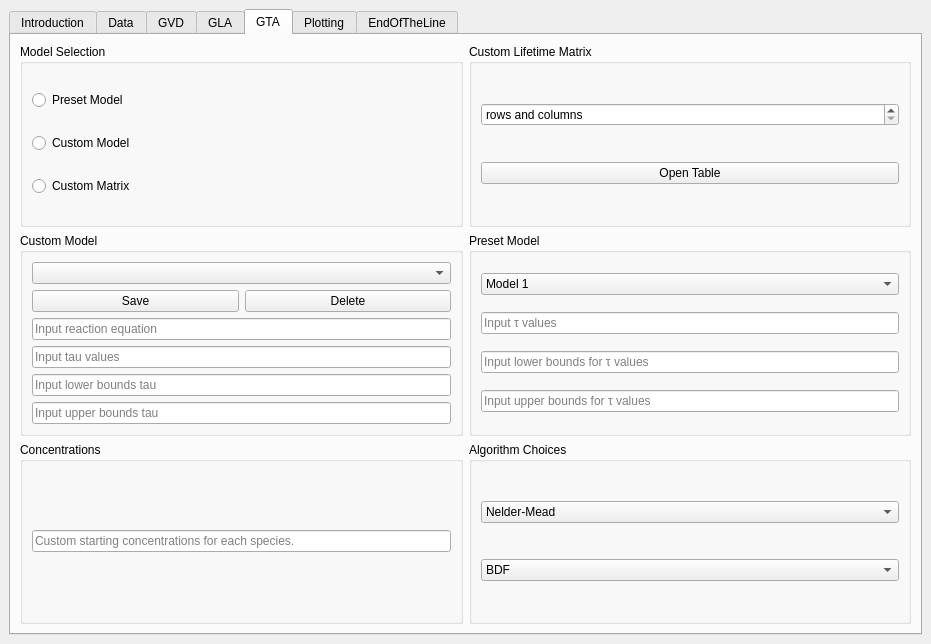
Qt form gui.ui (4-DMAPandSadness/EfsTA) before a commit.
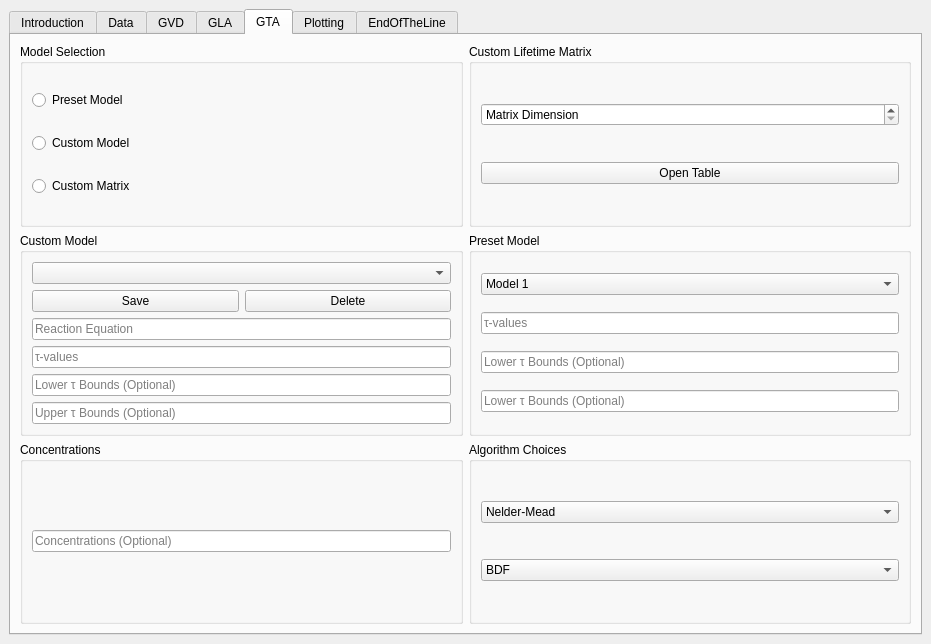
The same form after that commit. The open tabs and pages were chosen to show the change. Icons and pictures are not drawn.

Commit message: Removed support for generic equilibrium reaction. Renamed variables in the code for better readability. Changed descriptions und tooltips in the UI.

What changed in the file:
```diff
--- a/gui.ui
+++ b/gui.ui
@@ -377,7 +377,7 @@
               <string>Input the number of rows and columns of the custom square matrix.</string>
              </property>
              <property name="specialValueText">
-              <string>rows and columns</string>
+              <string>Matrix Dimension</string>
              </property>
              <property name="minimum">
               <number>0</number>
@@ -425,7 +425,7 @@
               <string>&lt;html&gt;&lt;head/&gt;&lt;body&gt;&lt;p&gt;Optional!&lt;/p&gt;&lt;p&gt;To restrict the optimization algorithm, you can input bounds which the lifetimes cannot break.&lt;/p&gt;&lt;p&gt;For the lifetime input of &amp;quot;k1,k2,k3,k4&amp;quot;, if k4 should never be lower then 8000, the input would look like this.&lt;/p&gt;&lt;p&gt;,,,8000&lt;/p&gt;&lt;/body&gt;&lt;/html&gt;</string>
              </property>
              <property name="placeholderText">
-              <string>Input lower bounds tau</string>
+              <string>Lower τ Bounds (Optional)</string>
              </property>
             </widget>
            </item>
@@ -435,7 +435,7 @@
               <string>&lt;html&gt;&lt;head/&gt;&lt;body&gt;&lt;p&gt;Input the guessed lifetimes for the kinetic model.&lt;/p&gt;&lt;p&gt;Lifetimes need to be input in the same order as the reaction arrows are in the equation.&lt;/p&gt;&lt;p&gt;&lt;br/&gt;&lt;/p&gt;&lt;p&gt;Example:&lt;/p&gt;&lt;p&gt;For this equation&lt;/p&gt;&lt;p&gt;&lt;img src=&quot;:/User/pictures/user reaction example.png&quot;/&gt;&lt;/p&gt;&lt;p&gt;with the input&lt;/p&gt;&lt;p&gt;&lt;br/&gt;&lt;/p&gt;&lt;p&gt;&amp;quot;A-&amp;gt;B-&amp;gt;C;B-&amp;gt;A;A-&amp;gt;C&amp;quot;,&lt;/p&gt;&lt;p&gt;&lt;br/&gt;&lt;/p&gt;&lt;p&gt;the lifetime input would look like:&lt;/p&gt;&lt;p&gt;&lt;br/&gt;&lt;/p&gt;&lt;p&gt;k1,k2,k3,k4&lt;/p&gt;&lt;/body&gt;&lt;/html&gt;</string>
              </property>
              <property name="placeholderText">
-              <string>Input tau values</string>
+              <string>τ-values</string>
              </property>
             </widget>
            </item>
@@ -445,7 +445,7 @@
               <string>&lt;html&gt;&lt;head/&gt;&lt;body&gt;&lt;p&gt;Optional!&lt;/p&gt;&lt;p&gt;To restrict the optimization algorithm, you can input bounds which the lifetimes cannot break.&lt;/p&gt;&lt;p&gt;For the lifetime input of &amp;quot;k1,k2,k3,k4&amp;quot;, if k4 should never be higher then 10000, the input would look like this.&lt;/p&gt;&lt;p&gt;,,,10000&lt;/p&gt;&lt;/body&gt;&lt;/html&gt;</string>
              </property>
              <property name="placeholderText">
-              <string>Input upper bounds tau</string>
+              <string>Upper τ Bounds (Optional)</string>
              </property>
             </widget>
            </item>
@@ -455,7 +455,7 @@
               <string>&lt;html&gt;&lt;head/&gt;&lt;body&gt;&lt;p&gt;Input the reaction equation for the kinetic model.&lt;/p&gt;&lt;p&gt;Input has to be in the following form:&lt;/p&gt;&lt;p&gt;For species use letters from A to Z.&lt;/p&gt;&lt;p&gt;For arrows use &amp;quot;-&amp;gt;&amp;quot;.&lt;/p&gt;&lt;p&gt;If the reaction splits or goes backwards, write it after the linear reaction separated by &amp;quot;;&amp;quot;.&lt;/p&gt;&lt;p&gt;&lt;br/&gt;&lt;/p&gt;&lt;p&gt;Example:&lt;/p&gt;&lt;p&gt;&lt;img src=&quot;:/User/pictures/user reaction example.png&quot;/&gt;&lt;/p&gt;&lt;p&gt;&lt;br/&gt;&lt;/p&gt;&lt;p&gt;The input for this reaction would be:&lt;/p&gt;&lt;p&gt;&lt;br/&gt;&lt;/p&gt;&lt;p&gt;A-&amp;gt;B-&amp;gt;C;B-&amp;gt;A;A-&amp;gt;C&lt;/p&gt;&lt;/body&gt;&lt;/html&gt;</string>
              </property>
              <property name="placeholderText">
-              <string>Input reaction equation</string>
+              <string>Reaction Equation</string>
              </property>
             </widget>
            </item>
@@ -502,7 +502,7 @@
 &lt;p style=&quot; margin-top:0px; margin-bottom:0px; margin-left:0px; margin-right:0px; -qt-block-indent:0; text-indent:0px;&quot;&gt;Two forwards reactions: τ&lt;span style=&quot; vertical-align:sub;&quot;&gt;1&lt;/span&gt;, τ&lt;span style=&quot; vertical-align:sub;&quot;&gt;2&lt;/span&gt;	Input: τ&lt;span style=&quot; vertical-align:sub;&quot;&gt;1_upper_bound&lt;/span&gt;, τ&lt;span style=&quot; vertical-align:sub;&quot;&gt;2_upper_bound&lt;/span&gt;&lt;/p&gt;&lt;/body&gt;&lt;/html&gt;</string>
              </property>
              <property name="placeholderText">
-              <string>Input upper bounds for τ values</string>
+              <string>Lower τ Bounds (Optional)</string>
              </property>
             </widget>
            </item>
@@ -520,7 +520,7 @@
 &lt;p style=&quot; margin-top:0px; margin-bottom:0px; margin-left:0px; margin-right:0px; -qt-block-indent:0; text-indent:0px;&quot;&gt;Two forwards reactions: τ&lt;span style=&quot; vertical-align:sub;&quot;&gt;1&lt;/span&gt;, τ&lt;span style=&quot; vertical-align:sub;&quot;&gt;2&lt;/span&gt;	Input: τ&lt;span style=&quot; vertical-align:sub;&quot;&gt;1_lower_bound&lt;/span&gt;, τ&lt;span style=&quot; vertical-align:sub;&quot;&gt;2_lower_bound&lt;/span&gt;&lt;/p&gt;&lt;/body&gt;&lt;/html&gt;</string>
              </property>
              <property name="placeholderText">
-              <string>Input lower bounds for τ values</string>
+              <string>Lower τ Bounds (Optional)</string>
              </property>
             </widget>
            </item>
@@ -538,7 +538,7 @@
 &lt;p style=&quot; margin-top:12px; margin-bottom:12px; margin-left:0px; margin-right:0px; -qt-block-indent:0; text-indent:0px;&quot;&gt;A -&amp;gt; B -&amp;gt; C 		Input: τ&lt;span style=&quot; vertical-align:sub;&quot;&gt;1&lt;/span&gt;,τ&lt;span style=&quot; vertical-align:sub;&quot;&gt;2&lt;/span&gt;&lt;/p&gt;&lt;/body&gt;&lt;/html&gt;</string>
              </property>
              <property name="placeholderText">
-              <string>Input τ values</string>
+              <string>τ-values</string>
              </property>
             </widget>
            </item>
@@ -604,7 +604,7 @@
               <string>&lt;html&gt;&lt;head/&gt;&lt;body&gt;&lt;p&gt;Set the initial concentration for each species manually. (optional)&lt;/p&gt;&lt;p&gt;If left blank, resorts to default [1,0,0....].&lt;/p&gt;&lt;p&gt;For the specific models:&lt;/p&gt;&lt;p&gt;Model 5: four concentrations needed.&lt;/p&gt;&lt;p&gt;Model 6: five concentrations needed.&lt;/p&gt;&lt;p&gt;Model 7: five concentrations needed.&lt;/p&gt;&lt;p&gt;Model 8: six concentrations needed.&lt;/p&gt;&lt;p&gt;Model 9: three concentrations needed.&lt;/p&gt;&lt;p&gt;Model 10: four concentrations needed.&lt;/p&gt;&lt;/body&gt;&lt;/html&gt;</string>
              </property>
              <property name="placeholderText">
-              <string>Custom starting concentrations for each species.</string>
+              <string>Concentrations (Optional)</string>
              </property>
             </widget>
            </item>
```
Left out of the diff: 148 changed lines with no effect on the pictures. The commit also changes 17 other files.
